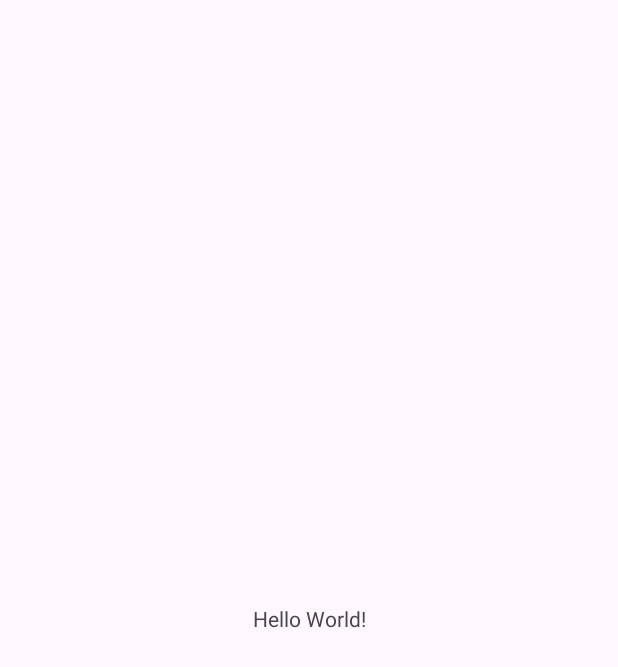
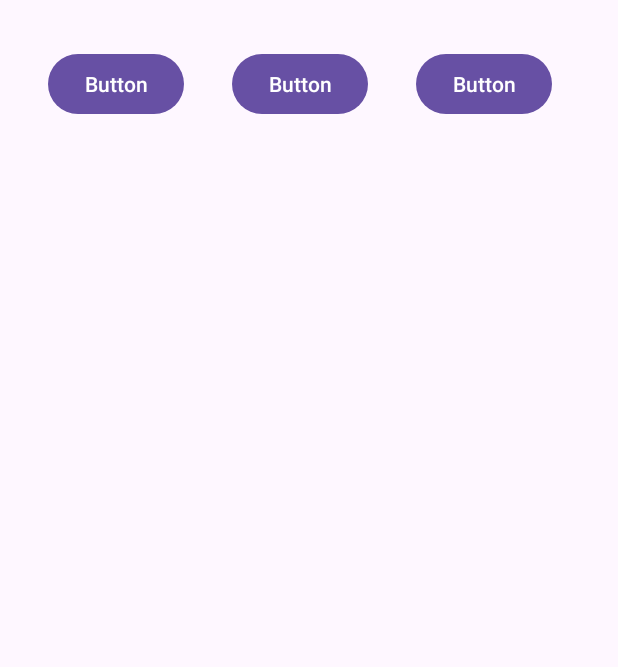
Before and after one commit to S4sandhu/lab2, an Android app: the screen it shows after launch (MainActivity), on a phone screen of 412 x 824 dp. Before the commit the part shown is almost empty. Shown: the top 667 px of the screen. Run offline under Robolectric (Android 15) with nearby library versions, the phone set to English and light mode, and no system bars.

Commit message:
first commit

```diff
--- a/app/src/main/res/layout/activity_main.xml
+++ b/app/src/main/res/layout/activity_main.xml
@@ -6,13 +6,33 @@
     android:layout_height="match_parent"
     tools:context=".MainActivity">
 
-    <TextView
+
+    <Button
+        android:id="@+id/button4"
         android:layout_width="wrap_content"
         android:layout_height="wrap_content"
-        android:text="Hello World!"
-        app:layout_constraintBottom_toBottomOf="parent"
-        app:layout_constraintEnd_toEndOf="parent"
+        android:layout_marginStart="32dp"
+        android:layout_marginTop="32dp"
+        android:text="Button"
         app:layout_constraintStart_toStartOf="parent"
         app:layout_constraintTop_toTopOf="parent" />
 
+    <Button
+        android:id="@+id/button2"
+        android:layout_width="wrap_content"
+        android:layout_height="wrap_content"
+        android:layout_marginStart="32dp"
+        android:text="Button"
+        app:layout_constraintStart_toEndOf="@+id/button4"
+        app:layout_constraintTop_toTopOf="@+id/button4" />
+
+    <Button
+        android:id="@+id/button3"
+        android:layout_width="wrap_content"
+        android:layout_height="wrap_content"
+        android:layout_marginStart="32dp"
+        android:text="Button"
+        app:layout_constraintStart_toEndOf="@+id/button2"
+        app:layout_constraintTop_toTopOf="@+id/button2" />
+
 </androidx.constraintlayout.widget.ConstraintLayout>
```
